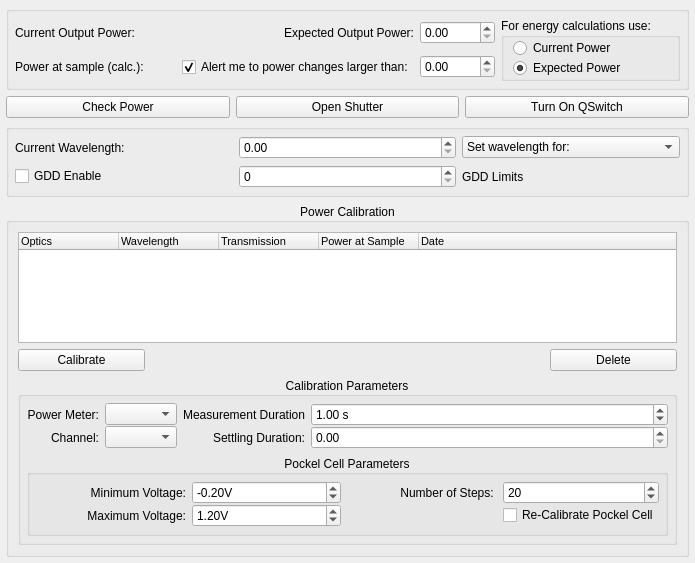
Before: the Qt Designer form acq4/devices/Laser/devTemplate.ui in acq4/acq4, drawn with Qt 5.
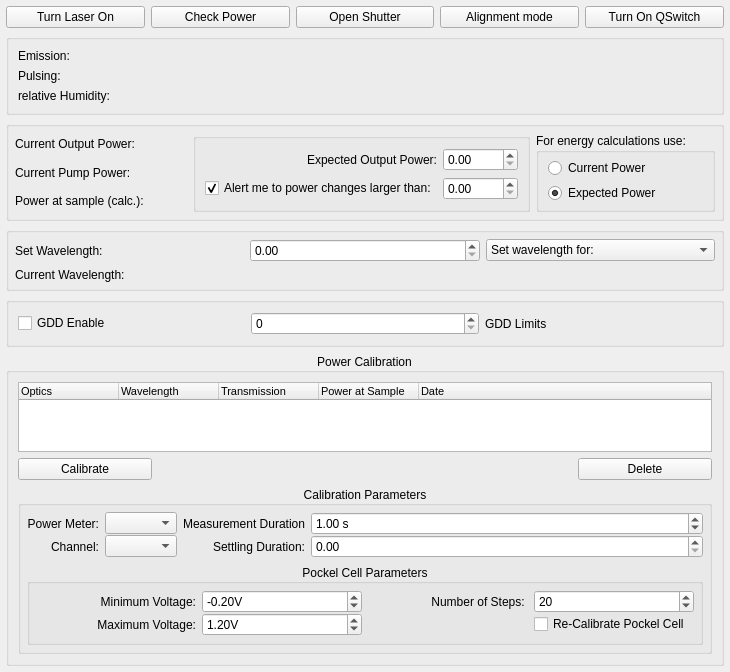
After: the same form once the commit is applied. Custom widgets are drawn as their Qt base class.

Commit message: started to adapt LaserDevGui to use with Mai Tai laser

The edit to the form file:
```diff
--- a/acq4/devices/Laser/devTemplate.ui
+++ b/acq4/devices/Laser/devTemplate.ui
@@ -6,7 +6,7 @@
    <rect>
     <x>0</x>
     <y>0</y>
-    <width>695</width>
+    <width>730</width>
     <height>563</height>
    </rect>
   </property>
@@ -17,7 +17,36 @@
    <property name="margin">
     <number>6</number>
    </property>
-   <item row="0" column="0" colspan="3">
+   <property name="topMargin">
+    <number>6</number>
+   </property>
+   <property name="rightMargin">
+    <number>6</number>
+   </property>
+   <property name="bottomMargin">
+    <number>6</number>
+   </property>
+   <item row="2" column="2">
+    <widget class="QPushButton" name="shutterBtn">
+     <property name="text">
+      <string>Open Shutter</string>
+     </property>
+     <property name="checkable">
+      <bool>true</bool>
+     </property>
+    </widget>
+   </item>
+   <item row="2" column="4">
+    <widget class="QPushButton" name="qSwitchBtn">
+     <property name="text">
+      <string>Turn On QSwitch</string>
+     </property>
+     <property name="checkable">
+      <bool>true</bool>
+     </property>
+    </widget>
+   </item>
+   <item row="4" column="0" colspan="5">
     <widget class="QGroupBox" name="powerGroup">
      <property name="title">
       <string/>
@@ -26,74 +55,15 @@
       <property name="margin">
        <number>6</number>
       </property>
-      <item row="0" column="2">
-       <widget class="QLabel" name="label_5">
-        <property name="text">
-         <string>Expected Output Power:</string>
-        </property>
-        <property name="alignment">
-         <set>Qt::AlignRight|Qt::AlignTrailing|Qt::AlignVCenter</set>
-        </property>
-       </widget>
-      </item>
-      <item row="0" column="3">
-       <widget class="SpinBox" name="expectedPowerSpin">
-        <property name="minimumSize">
-         <size>
-          <width>75</width>
-          <height>0</height>
-         </size>
-        </property>
-       </widget>
-      </item>
-      <item row="1" column="3">
-       <widget class="SpinBox" name="toleranceSpin">
-        <property name="minimumSize">
-         <size>
-          <width>75</width>
-          <height>0</height>
-         </size>
-        </property>
-       </widget>
-      </item>
-      <item row="0" column="4" rowspan="2">
-       <widget class="QGroupBox" name="energyCalcGroup">
-        <property name="title">
-         <string>For energy calculations use:</string>
-        </property>
-        <layout class="QVBoxLayout" name="verticalLayout">
-         <property name="spacing">
-          <number>0</number>
-         </property>
-         <property name="topMargin">
-          <number>0</number>
-         </property>
-         <property name="rightMargin">
-          <number>0</number>
-         </property>
-         <property name="bottomMargin">
-          <number>0</number>
-         </property>
-         <item>
-          <widget class="QRadioButton" name="currentPowerRadio">
-           <property name="text">
-            <string>Current Power</string>
-           </property>
-          </widget>
-         </item>
-         <item>
-          <widget class="QRadioButton" name="expectedPowerRadio">
-           <property name="text">
-            <string>Expected Power</string>
-           </property>
-           <property name="checked">
-            <bool>true</bool>
-           </property>
-          </widget>
-         </item>
-        </layout>
-       </widget>
-      </item>
+      <property name="topMargin">
+       <number>6</number>
+      </property>
+      <property name="rightMargin">
+       <number>6</number>
+      </property>
+      <property name="bottomMargin">
+       <number>6</number>
+      </property>
       <item row="0" column="0">
        <widget class="QLabel" name="label_4">
         <property name="sizePolicy">
@@ -121,7 +91,45 @@
         </property>
        </widget>
       </item>
-      <item row="1" column="1">
+      <item row="0" column="6" rowspan="3">
+       <widget class="QGroupBox" name="energyCalcGroup">
+        <property name="title">
+         <string>For energy calculations use:</string>
+        </property>
+        <layout class="QVBoxLayout" name="verticalLayout">
+         <property name="spacing">
+          <number>0</number>
+         </property>
+         <property name="topMargin">
+          <number>0</number>
+         </property>
+         <property name="rightMargin">
+          <number>0</number>
+         </property>
+         <property name="bottomMargin">
+          <number>0</number>
+         </property>
+         <item>
+          <widget class="QRadioButton" name="currentPowerRadio">
+           <property name="text">
+            <string>Current Power</string>
+           </property>
+          </widget>
+         </item>
+         <item>
+          <widget class="QRadioButton" name="expectedPowerRadio">
+           <property name="text">
+            <string>Expected Power</string>
+           </property>
+           <property name="checked">
+            <bool>true</bool>
+           </property>
+          </widget>
+         </item>
+        </layout>
+       </widget>
+      </item>
+      <item row="2" column="1">
        <widget class="QLabel" name="samplePowerLabel">
         <property name="font">
          <font>
@@ -135,50 +143,122 @@
         </property>
        </widget>
       </item>
-      <item row="1" column="0">
+      <item row="2" column="0">
        <widget class="QLabel" name="label_8">
         <property name="text">
          <string>Power at sample (calc.):</string>
         </property>
        </widget>
       </item>
-      <item row="1" column="2">
-       <widget class="QCheckBox" name="powerAlertCheck">
+      <item row="0" column="2" rowspan="3">
+       <widget class="QGroupBox" name="subPowerGroup">
+        <layout class="QGridLayout" name="gridLayout_9">
+         <item row="0" column="0">
+          <widget class="QLabel" name="label_5">
+           <property name="text">
+            <string>Expected Output Power:</string>
+           </property>
+           <property name="alignment">
+            <set>Qt::AlignRight|Qt::AlignTrailing|Qt::AlignVCenter</set>
+           </property>
+          </widget>
+         </item>
+         <item row="0" column="1">
+          <widget class="SpinBox" name="expectedPowerSpin">
+           <property name="minimumSize">
+            <size>
+             <width>75</width>
+             <height>0</height>
+            </size>
+           </property>
+          </widget>
+         </item>
+         <item row="1" column="0">
+          <widget class="QCheckBox" name="powerAlertCheck">
+           <property name="text">
+            <string>Alert me to power changes larger than:</string>
+           </property>
+           <property name="checked">
+            <bool>true</bool>
+           </property>
+          </widget>
+         </item>
+         <item row="1" column="1">
+          <widget class="SpinBox" name="toleranceSpin">
+           <property name="minimumSize">
+            <size>
+             <width>75</width>
+             <height>0</height>
+            </size>
+           </property>
+          </widget>
+         </item>
+        </layout>
+       </widget>
+      </item>
+      <item row="1" column="0">
+       <widget class="QLabel" name="label_15">
         <property name="text">
-         <string>Alert me to power changes larger than:</string>
+         <string>Current Pump Power:</string>
         </property>
-        <property name="checked">
-         <bool>true</bool>
+       </widget>
+      </item>
+      <item row="1" column="1">
+       <widget class="QLabel" name="pumpPowerLabel">
+        <property name="text">
+         <string/>
         </property>
        </widget>
       </item>
      </layout>
     </widget>
    </item>
-   <item row="3" column="0" colspan="3">
+   <item row="2" column="0">
+    <widget class="QPushButton" name="turnOnOffBtn">
+     <property name="styleSheet">
+      <string notr="true"/>
+     </property>
+     <property name="text">
+      <string>Turn Laser On</string>
+     </property>
+     <property name="checkable">
+      <bool>true</bool>
+     </property>
+    </widget>
+   </item>
+   <item row="5" column="0" colspan="5">
     <widget class="QGroupBox" name="wavelengthGroup">
      <property name="title">
       <string/>
      </property>
-     <layout class="QGridLayout" name="gridLayout_5" columnstretch="0,0,0">
-      <property name="margin">
+     <layout class="QGridLayout" name="gridLayout_5" columnstretch="0,0,0,0">
+      <property name="leftMargin">
+       <number>6</number>
+      </property>
+      <property name="topMargin">
+       <number>6</number>
+      </property>
+      <property name="rightMargin">
+       <number>6</number>
+      </property>
+      <property name="bottomMargin">
        <number>6</number>
       </property>
       <item row="0" column="0">
        <widget class="QLabel" name="label_7">
         <property name="text">
-         <string>Current Wavelength: </string>
+         <string>Set Wavelength: </string>
         </property>
        </widget>
       </item>
-      <item row="0" column="1">
+      <item row="0" column="2">
        <widget class="SpinBox" name="wavelengthSpin">
         <property name="suffix">
          <string/>
         </property>
        </widget>
       </item>
-      <item row="0" column="2">
+      <item row="0" column="3">
        <widget class="QComboBox" name="wavelengthCombo">
         <item>
          <property name="text">
@@ -187,31 +267,24 @@
         </item>
        </widget>
       </item>
-      <item row="1" column="0">
-       <widget class="QCheckBox" name="GDDEnableCheck">
-        <property name="text">
-         <string>GDD Enable</string>
-        </property>
-       </widget>
-      </item>
-      <item row="1" column="1">
-       <widget class="QSpinBox" name="GDDSpin">
-        <property name="maximum">
-         <number>32000</number>
-        </property>
-       </widget>
-      </item>
       <item row="1" column="2">
-       <widget class="QLabel" name="GDDLimits">
+       <widget class="QLabel" name="currentWaveLengthLabel">
         <property name="text">
-         <string>GDD Limits</string>
+         <string/>
+        </property>
+       </widget>
+      </item>
+      <item row="1" column="0">
+       <widget class="QLabel" name="label_2">
+        <property name="text">
+         <string>Current Wavelength:</string>
         </property>
        </widget>
       </item>
      </layout>
     </widget>
    </item>
-   <item row="4" column="0" colspan="3">
+   <item row="7" column="0" colspan="5">
     <widget class="QGroupBox" name="groupBox_2">
      <property name="title">
       <string>Power Calibration</string>
@@ -492,31 +565,96 @@
      </layout>
     </widget>
    </item>
-   <item row="2" column="0">
+   <item row="2" column="1">
     <widget class="QPushButton" name="checkPowerBtn">
      <property name="text">
       <string>Check Power</string>
      </property>
     </widget>
    </item>
-   <item row="2" column="1">
-    <widget class="QPushButton" name="shutterBtn">
+   <item row="2" column="3">
+    <widget class="QPushButton" name="pushButton_2">
      <property name="text">
-      <string>Open Shutter</string>
+      <string>Alignment mode</string>
      </property>
      <property name="checkable">
       <bool>true</bool>
      </property>
     </widget>
    </item>
-   <item row="2" column="2">
-    <widget class="QPushButton" name="qSwitchBtn">
-     <property name="text">
-      <string>Turn On QSwitch</string>
-     </property>
-     <property name="checkable">
-      <bool>true</bool>
-     </property>
+   <item row="6" column="0" colspan="5">
+    <widget class="QGroupBox" name="GDDGroup">
+     <layout class="QGridLayout" name="gridLayout_10">
+      <item row="0" column="1">
+       <widget class="QSpinBox" name="GDDSpin">
+        <property name="maximum">
+         <number>32000</number>
+        </property>
+       </widget>
+      </item>
+      <item row="0" column="0">
+       <widget class="QCheckBox" name="GDDEnableCheck">
+        <property name="text">
+         <string>GDD Enable</string>
+        </property>
+       </widget>
+      </item>
+      <item row="0" column="2">
+       <widget class="QLabel" name="GDDLimits">
+        <property name="text">
+         <string>GDD Limits</string>
+        </property>
+       </widget>
+      </item>
+     </layout>
+    </widget>
+   </item>
+   <item row="3" column="0" colspan="5">
+    <widget class="QGroupBox" name="MaiTaiGroup">
+     <layout class="QGridLayout" name="gridLayout_11">
+      <item row="2" column="0">
+       <widget class="QLabel" name="label_14">
+        <property name="text">
+         <string>relative Humidity:</string>
+        </property>
+       </widget>
+      </item>
+      <item row="1" column="0">
+       <widget class="QLabel" name="label_13">
+        <property name="text">
+         <string>Pulsing:</string>
+        </property>
+       </widget>
+      </item>
+      <item row="0" column="0">
+       <widget class="QLabel" name="label_6">
+        <property name="text">
+         <string>Emission:</string>
+        </property>
+       </widget>
+      </item>
+      <item row="0" column="1">
+       <widget class="QLabel" name="EmissionLabel">
+        <property name="text">
+         <string/>
+        </property>
+       </widget>
+      </item>
+      <item row="1" column="1">
+       <widget class="QLabel" name="PulsingLabel">
+        <property name="text">
+         <string/>
+        </property>
+       </widget>
+      </item>
+      <item row="2" column="1">
+       <widget class="QLabel" name="relHumidityLabel">
+        <property name="text">
+         <string/>
+        </property>
+       </widget>
+      </item>
+     </layout>
     </widget>
    </item>
   </layout>
```
Left out of the diff: 26 changed lines with no effect on the pictures. The commit also changes 3 other files.
